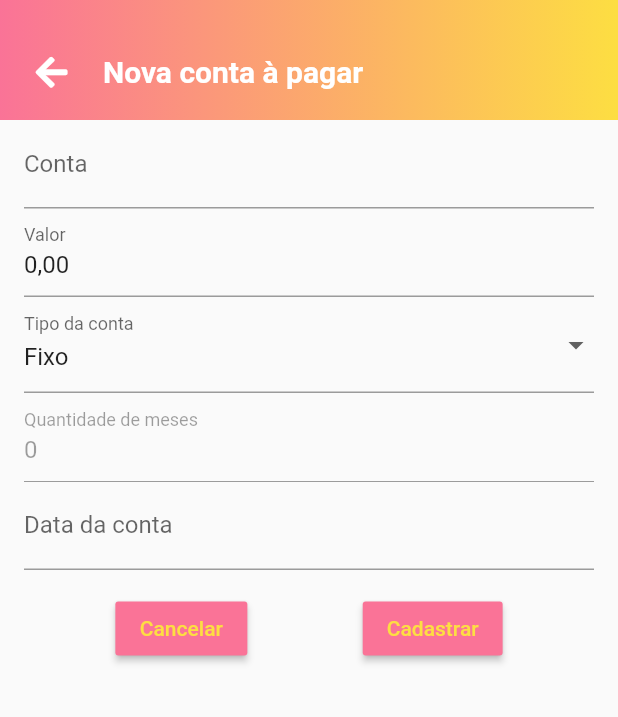
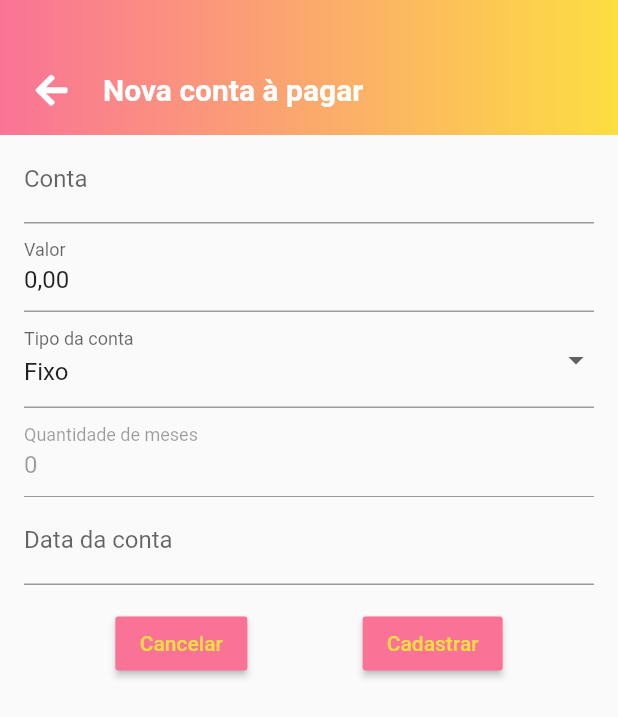
Before and after one commit to GustavoIrano/monthlyControlApp, a Flutter app: the BillsPay screen opened directly, after a tap on the "create new folder" icon, on a phone screen of 412 x 824 dp. Shown: the top 717 px of the screen. Run offline on Flutter 3.47's test engine with Material 2 defaults, Android fonts, the phone set to English and light mode, and no system bars; drawn by our look-alikes of datetime_picker_formfield; our stand-ins replace cloud_firestore, firebase_storage, flutter_datetime_picker, flutter_masked_text, flutter_speed_dial, font_awesome_flutter and 2 more; missing offline and left inert: month_picker_strip; accounts and stored records are empty.

```diff
--- a/lib/models/billstopay.dart
+++ b/lib/models/billstopay.dart
@@ -1,5 +1,6 @@
 
 class BillsToPay{
+  String   _billID;
   String   _bill;
   double   _billvalue;
   String   _billtype;
@@ -16,6 +17,7 @@ class BillsToPay{
     this._billdate = obj['billpaydate'];
   }
 
+  String get billID => _billID;
   String get bill => _bill;
   double get billvalue => _billvalue;
   String get billtype => _billtype;
@@ -32,10 +34,32 @@ class BillsToPay{
   }
 
   BillsToPay.fromMap(Map<String,dynamic> map, String documentID ){
+    this._billID = documentID;
     this._bill = map['billpayname'];
     this._billvalue = map['billpayvalue'];
     this._billtype = map['billpaytype'];
     this._billammountMonths = map['billpayammountmonths'];
     this._billdate = map['billpaydate'];
   }
+
+  static formatPay(String pay){
+    var p = pay.split(".");
+
+    if(p[1].length == 1 ){
+      pay = pay + "0";
+    }
+
+    return pay;
+  }
+
+  static calculateTotalMensal(List<BillsToPay> bills){
+
+    double total = 0;
+
+    for(BillsToPay bill in bills){
+      total = total + bill.billvalue;
+    }
+
+    return formatPay(total.toString()).toString().replaceAll(".", ",");
+  }
 }
--- a/lib/screens/billspay/billspay.dart
+++ b/lib/screens/billspay/billspay.dart
@@ -6,31 +6,49 @@ import 'package:cloud_firestore/cloud_firestore.dart';
 import 'package:flutter/cupertino.dart';
 import 'package:flutter/material.dart';
 import 'package:font_awesome_flutter/font_awesome_flutter.dart';
+import 'package:month_picker_strip/month_picker_strip.dart';
 
-class BillsPay extends StatefulWidget{
+class BillsPay extends StatefulWidget {
+  @override
+  _BillsPay createState() => _BillsPay();
+}
+
+class _BillsPay extends State<BillsPay> {
+  List<BillsToPay> items;
+  BillsPayService fireServ = new BillsPayService();
+  String totalMensal = "";
 
   @override
-  _BillsPay createState() => _BillsPay();
-
-}
-
-class _BillsPay extends State<BillsPay>{
-  List<BillsToPay> items;
-  BillsPayService fireServ = new BillsPayService();
-
-  @override
-  void initState(){
+  void initState() {
     super.initState();
 
     items = new List();
 
-    fireServ.getBillList().listen((QuerySnapshot snapshot){
+    fireServ
+        .getBillList(
+            DateTime(DateTime.now().year, DateTime.now().month, 1).toString(),
+            true)
+        .listen((QuerySnapshot snapshot) {
       final List<BillsToPay> bills = snapshot.documents
-          .map((documentSnapshot) =>
-          BillsToPay.fromMap(documentSnapshot.data, documentSnapshot.documentID)
-      ).toList();
+          .map((documentSnapshot) => BillsToPay.fromMap(
+              documentSnapshot.data, documentSnapshot.documentID))
+          .toList();
       setState(() {
         items = bills;
+        totalMensal = BillsToPay.calculateTotalMensal(items);
+      });
+    });
+  }
+
+  void getBillsByDate(String date) {
+    fireServ.getBillList(date, false).listen((QuerySnapshot snapshot) {
+      final List<BillsToPay> bills = snapshot.documents
+          .map((documentSnapshot) => BillsToPay.fromMap(
+              documentSnapshot.data, documentSnapshot.documentID))
+          .toList();
+      setState(() {
+        items = bills;
+        totalMensal = BillsToPay.calculateTotalMensal(items);
       });
     });
   }
@@ -42,15 +60,41 @@ class _BillsPay extends State<BillsPay>{
       body: Column(
         children: <Widget>[
           _myAppBar(context),
+          MonthStrip(
+            format: 'MMM-yyyy',
+            from: new DateTime(2016, 4),
+            to: new DateTime(2030, 5),
+            initialMonth: DateTime.now(),
+            height: 45.0,
+            normalTextStyle: TextStyle(fontSize: 15, color: Colors.grey),
+            selectedTextStyle: TextStyle(
+                fontSize: 18, color: Colors.black, fontWeight: FontWeight.bold),
+            viewportFraction: 0.25,
+            onMonthChanged: (v) {
+              getBillsByDate(v.toString());
+            },
+          ),
           Container(
             width: MediaQuery.of(context).size.width,
-            height: MediaQuery.of(context).size.height - 80,
+            height: MediaQuery.of(context).size.height - 170,
             child: ListView.builder(
                 itemCount: items.length,
                 itemBuilder: (context, index) {
                   return StackBuilder()
                       .buildStackBills(context, items[index], fireServ);
                 }),
+          ),
+          Center(
+            child: Padding(
+              padding: EdgeInsets.all(8.0),
+              child: Row(
+                mainAxisAlignment: MainAxisAlignment.end,
+                children: <Widget>[
+                  Text("Total: ", style: TextStyle(fontWeight: FontWeight.bold, fontSize: 16.5),),
+                  Text("R\$" + totalMensal),
+                ],
+              ),
+            ),
           ),
         ],
       ),
@@ -59,7 +103,7 @@ class _BillsPay extends State<BillsPay>{
 
   Widget _myAppBar(context) {
     return Container(
-      height: 80.0,
+      height: 90.0,
       width: MediaQuery.of(context).size.width,
       decoration: BoxDecoration(
         gradient: LinearGradient(
@@ -73,7 +117,7 @@ class _BillsPay extends State<BillsPay>{
             tileMode: TileMode.clamp),
       ),
       child: Padding(
-        padding: const EdgeInsets.only(top: 16.0),
+        padding: const EdgeInsets.only(top: 30.0),
         child: Center(
             child: Row(
           mainAxisAlignment: MainAxisAlignment.spaceEvenly,
@@ -115,7 +159,8 @@ class _BillsPay extends State<BillsPay>{
                       Navigator.push(
                         context,
                         MaterialPageRoute(
-                                builder: (context) => BillsPaysAdd(BillsToPay('',0,'',0,'')),
+                            builder: (context) =>
+                                BillsPaysAdd(BillsToPay('', 0, '', 0, '')),
                             fullscreenDialog: true),
                       );
                     }),
--- a/lib/screens/billspay/billspayadd.dart
+++ b/lib/screens/billspay/billspayadd.dart
@@ -75,7 +75,7 @@ class _BillsPaysAdd extends State<BillsPaysAdd> {
           _myAppBar(context),
           Container(
             width: MediaQuery.of(context).size.width,
-            height: MediaQuery.of(context).size.height - 80,
+            height: MediaQuery.of(context).size.height - 90,
             child: ListView(children: <Widget>[
               Padding(
                 padding: EdgeInsets.only(left: 16.0, right: 16.0),
@@ -176,7 +176,7 @@ class _BillsPaysAdd extends State<BillsPaysAdd> {
 
   Widget _myAppBar(context) {
     return Container(
-      height: 80.0,
+      height: 90.0,
       width: MediaQuery.of(context).size.width,
       decoration: BoxDecoration(
         gradient: LinearGradient(
@@ -190,7 +190,7 @@ class _BillsPaysAdd extends State<BillsPaysAdd> {
             tileMode: TileMode.clamp),
       ),
       child: Padding(
-        padding: const EdgeInsets.only(top: 16.0),
+        padding: const EdgeInsets.only(top: 30.0),
         child: Center(
             child: Row(
           mainAxisAlignment: MainAxisAlignment.spaceEvenly,
--- a/lib/screens/students/paymenthistory.dart
+++ b/lib/screens/students/paymenthistory.dart
@@ -92,7 +92,7 @@ class _PaymentHistoryState extends State<PaymentHistory> {
         _myAppBar(context),
         Container(
           width: MediaQuery.of(context).size.width,
-          height: MediaQuery.of(context).size.height - 80,
+          height: MediaQuery.of(context).size.height - 90,
           child: ListView.builder(
             itemCount: payments.length,
             itemBuilder: (context, index) {
@@ -153,7 +153,7 @@ class _PaymentHistoryState extends State<PaymentHistory> {
 
   Widget _myAppBar(BuildContext context) {
     return Container(
-      height: 80.0,
+      height: 90.0,
       width: MediaQuery.of(context).size.width,
       decoration: BoxDecoration(
         gradient: LinearGradient(
@@ -167,7 +167,7 @@ class _PaymentHistoryState extends State<PaymentHistory> {
             tileMode: TileMode.clamp),
       ),
       child: Padding(
-        padding: const EdgeInsets.only(top: 16.0),
+        padding: const EdgeInsets.only(top: 30.0),
         child: Center(
             child: Row(
           mainAxisAlignment: MainAxisAlignment.spaceEvenly,
--- a/lib/screens/students/taskscreen.dart
+++ b/lib/screens/students/taskscreen.dart
@@ -91,7 +91,7 @@ class _TaskScreenState extends State<TaskScreen> {
           _myAppBar(context),
           Container(
             width: MediaQuery.of(context).size.width,
-            height: MediaQuery.of(context).size.height - 80,
+            height: MediaQuery.of(context).size.height - 90,
             child: ListView(
               children: <Widget>[
                 Padding(
@@ -210,7 +210,7 @@ class _TaskScreenState extends State<TaskScreen> {
 
   Widget _myAppBar(BuildContext context) {
     return Container(
-      height: 80.0,
+      height: 90.0,
       width: MediaQuery.of(context).size.width,
       decoration: BoxDecoration(
         gradient: LinearGradient(
@@ -224,7 +224,7 @@ class _TaskScreenState extends State<TaskScreen> {
             tileMode: TileMode.clamp),
       ),
       child: Padding(
-        padding: const EdgeInsets.only(top: 16.0),
+        padding: const EdgeInsets.only(top: 30.0),
         child: Center(
             child: Row(
           mainAxisAlignment: MainAxisAlignment.spaceEvenly,
--- a/lib/services/billspayservice.dart
+++ b/lib/services/billspayservice.dart
@@ -15,8 +15,14 @@ class BillsPayService {
     });
   }
 
-  Stream<QuerySnapshot> getBillList({int offset, int limit}) {
-    Stream<QuerySnapshot> snapshots = myCollection.snapshots();
+  Stream<QuerySnapshot> getBillList(String date, bool initial, {int offset, int limit}) {
+
+    var nextMonthsplit = date.split("-");
+    int day = int.parse( nextMonthsplit[1] ) + 1;
+    var nextMonth = (nextMonthsplit[0] + "-" + day.toString() + "-" + nextMonthsplit[2]).toString();
+
+    Stream<QuerySnapshot> snapshots = myCollection.where("billpaydate", isGreaterThanOrEqualTo: date)
+        .where("billpaydate", isLessThanOrEqualTo: nextMonth).snapshots();
 
     if (offset != null) {
       snapshots = snapshots.skip(offset);
@@ -27,4 +33,9 @@ class BillsPayService {
     return snapshots;
   }
 
+
+  Future deleteBillToPay(String documentPay)async{
+
+    myCollection.document(documentPay).delete();
+  }
 }
--- a/lib/services/studentservice.dart
+++ b/lib/services/studentservice.dart
@@ -1,6 +1,5 @@
 import 'dart:async';
 import 'package:cloud_firestore/cloud_firestore.dart';
-import '../models/task.dart';
 
 final CollectionReference myCollection = Firestore.instance.collection('students');
 
--- a/pubspec.yaml
+++ b/pubspec.yaml
@@ -35,6 +35,7 @@ dependencies:
   flutter_speed_dial: ^1.2.5
   flutter_masked_text: ^0.8.0
   datetime_picker_formfield: ^0.4.3
+  month_picker_strip: ^0.0.3
 
 
 dev_dependencies:
```
Also changed, not shown: lib/main.dart (+18 -14 lines), lib/screens/conciliation/conciliation.dart (added, +132 -0 lines), lib/utils/stackBuilder.dart (+38 -41 lines), lib/utils/utils.dart (+72 -0 lines), pubspec.lock. Lines whose indentation alone changed are shown as unchanged.
